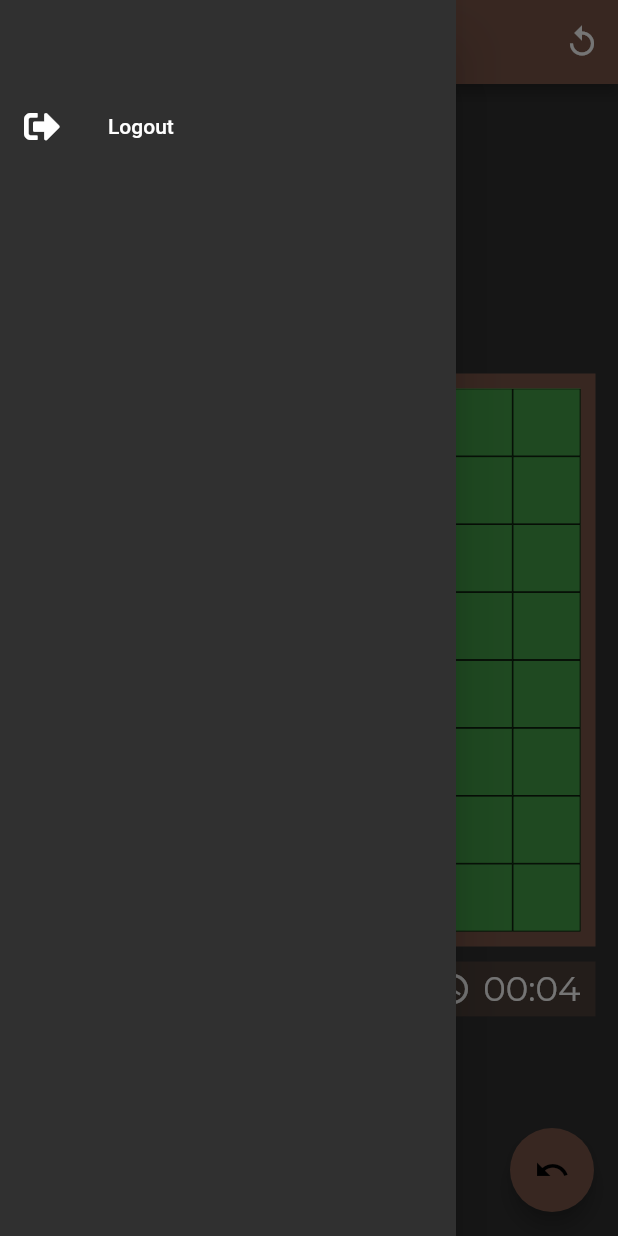
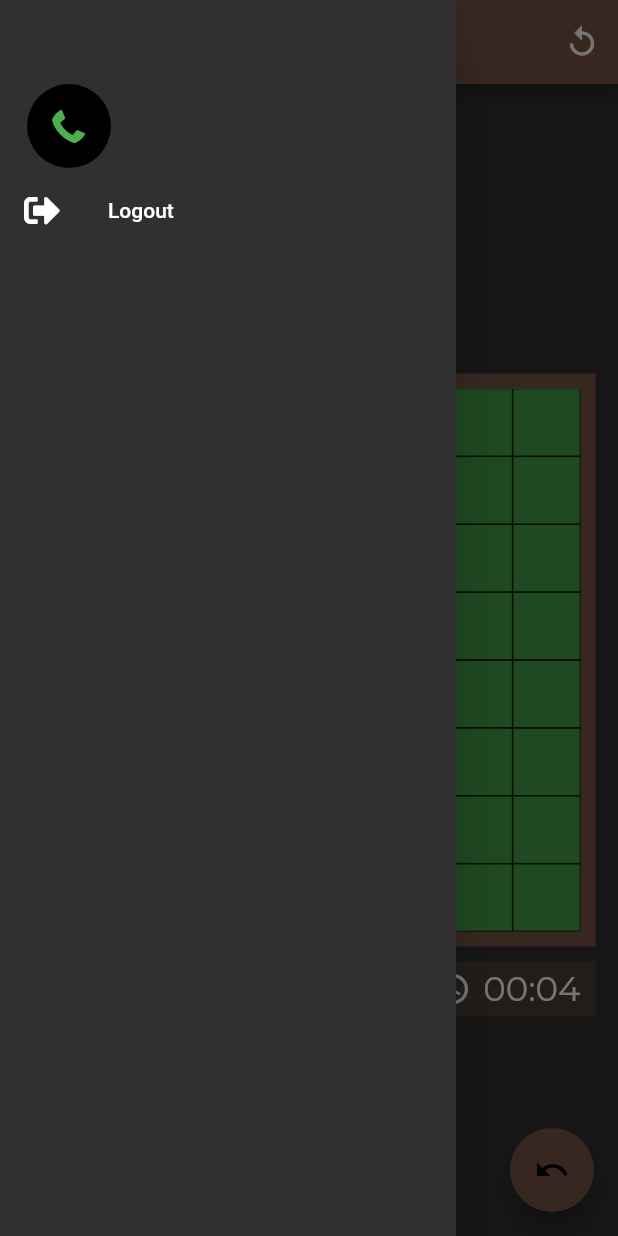
Before and after one commit to Raunakk02/Othello-flutter, a Flutter app: the screen it shows once a user with an empty profile is signed in, with the side drawer open, on a phone screen of 412 x 824 dp. Run offline on Flutter 3.47's test engine with Material 2 defaults, Android fonts, the phone set to English and light mode, and no system bars; our stand-ins replace cached_network_image, cloud_firestore, firebase_auth, firebase_core, font_awesome_flutter, google_fonts and 2 more; accounts and stored records are empty.

Commit message:
phone and google signin successfully implemented

```diff
--- a/lib/components/side_drawer.dart
+++ b/lib/components/side_drawer.dart
@@ -10,20 +10,13 @@ class SideDrawer extends StatefulWidget {
 }
 
 class _SideDrawerState extends State<SideDrawer> {
-  String? photoURL;
-
-  String? userName;
-
-  String? phoneNumber;
+  late User currentUser;
 
   @override
   void initState() {
     super.initState();
-    // photoURL = FirebaseAuth.instance.currentUser?.photoURL;
-
-    // userName = FirebaseAuth.instance.currentUser?.displayName;
-
-    // phoneNumber = FirebaseAuth.instance.currentUser?.phoneNumber;
+    var auth = FirebaseAuth.instance;
+    currentUser = auth.currentUser!;
   }
 
   @override
@@ -37,22 +30,24 @@ class _SideDrawerState extends State<SideDrawer> {
         ),
         body: ListView(
           children: [
-            // ListTile(
-            //   leading: CircleAvatar(
-            //     radius: 30,
-            //     child: ClipRRect(
-            //       borderRadius: BorderRadius.circular(30),
-            //       child: photoURL != null
-            //           ? Image.network(photoURL!)
-            //           : FaIcon(
-            //               FontAwesomeIcons.phoneAlt,
-            //               color: Colors.green,
-            //             ),
-            //     ),
-            //   ),
-            //   title:
-            //       userName!.isNotEmpty ? Text(userName!) : Text(phoneNumber!),
-            // ),
+            ListTile(
+              leading: CircleAvatar(
+                radius: 30,
+                child: ClipRRect(
+                  borderRadius: BorderRadius.circular(30),
+                  child: currentUser.photoURL != null
+                      ? Image.network(currentUser.photoURL!)
+                      : FaIcon(
+                          FontAwesomeIcons.phoneAlt,
+                          color: Colors.green,
+                        ),
+                ),
+              ),
+              title: currentUser.phoneNumber == null
+                  ? Text(currentUser.displayName!)
+                  : Text(currentUser.phoneNumber!),
+              // title: Text(currentUser.phoneNumber!),
+            ),
             ListTile(
               leading: FaIcon(FontAwesomeIcons.signOutAlt),
               title: Text('Logout'),
```
